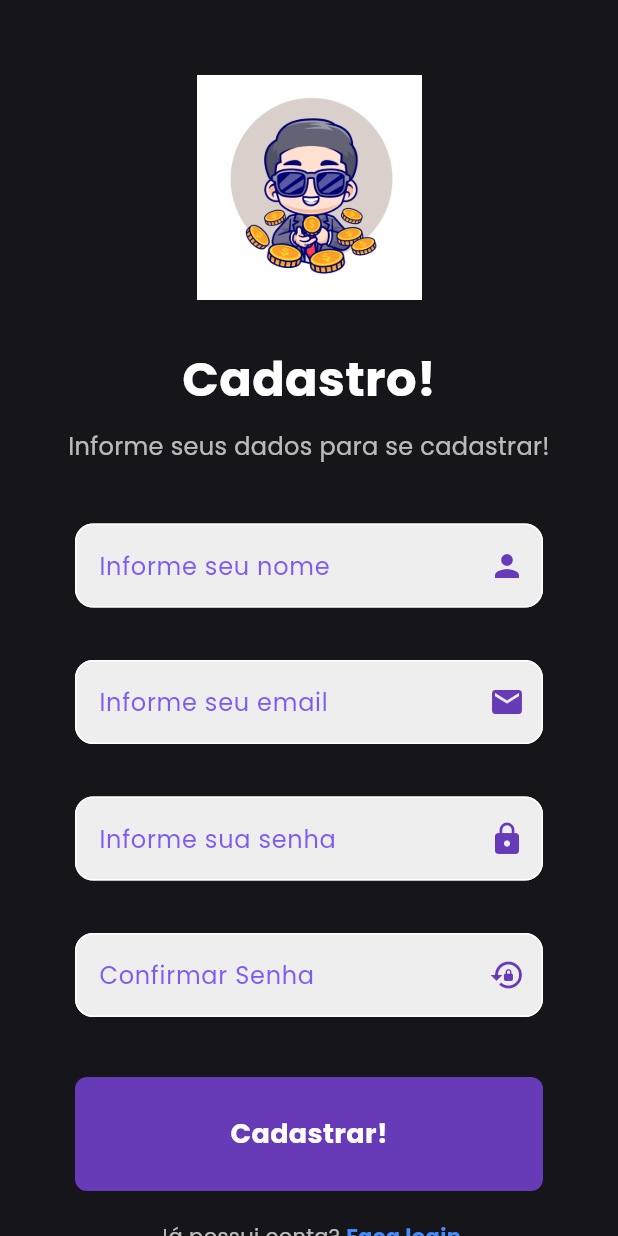
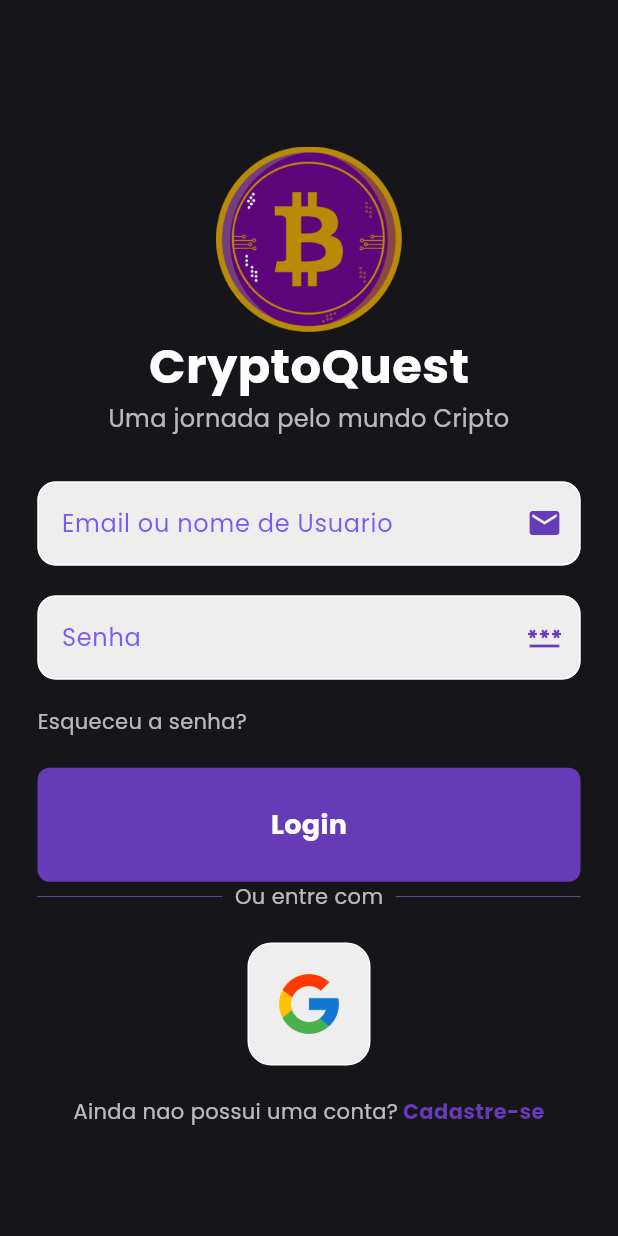
Before and after one commit to Campos-Caio/CryptoQuest, a Flutter app: the screen it shows after launch, on a phone screen of 412 x 824 dp. Run offline on Flutter 3.47's test engine with Material 3 defaults, Android fonts, the phone set to English and light mode, and no system bars; our stand-ins replace firebase_auth, firebase_core, fluttertoast, google_fonts; accounts and stored records are empty.

Commit message:
feat: Login de Usuario funcional

```diff
--- a/frontend/cryptoquest/lib/main.dart
+++ b/frontend/cryptoquest/lib/main.dart
@@ -1,4 +1,5 @@
 import 'package:cryptoquest/config/theme/app_theme.dart';
+import 'package:cryptoquest/presentation/pages/login_page.dart';
 import 'package:cryptoquest/presentation/pages/register_page.dart';
 import 'package:flutter/material.dart';
 import 'firebase_options.dart';
@@ -21,9 +22,10 @@
       title: "CryptoQuest",
       debugShowCheckedModeBanner: false,
       theme: AppTheme.appTheme,
-      initialRoute: '/register',
+      initialRoute: '/login',
       routes: {
         '/register': (context) => const RegisterPage(),
+        '/login' : (context) => LoginPage(),
       }
     );
   }
--- /dev/null
+++ b/frontend/cryptoquest/lib/presentation/pages/login_page.dart
@@ -0,0 +1,284 @@
+import 'dart:convert';
+import 'package:cryptoquest/presentation/widgets/my_button.dart';
+import 'package:cryptoquest/presentation/widgets/my_text_field.dart';
+import 'package:cryptoquest/presentation/widgets/square_tile.dart';
+import 'package:firebase_auth/firebase_auth.dart';
+import 'package:flutter/material.dart';
+import 'package:fluttertoast/fluttertoast.dart';
+import 'package:http/http.dart' as http;
+
+class LoginPage extends StatefulWidget {
+  const LoginPage({super.key});
+
+  @override
+  State<LoginPage> createState() => _LoginPageState();
+}
+
+class _LoginPageState extends State<LoginPage> {
+  // Controllers para os campos de text
+  final emailController = TextEditingController();
+  final passwordController = TextEditingController();
+
+  bool _isLoading = false;
+
+  @override
+  void dispose() {
+    // Dispose para liberar recursos
+    emailController.dispose();
+    passwordController.dispose();
+    super.dispose();
+  }
+
+  // Metodo para exibir imagens de erro ou sucesso ao usuario
+  void showMessage(String message, {bool isError = true}) {
+    Fluttertoast.showToast(
+      msg: message,
+      toastLength: Toast.LENGTH_LONG, // Mensagem longa
+      gravity: ToastGravity.BOTTOM, // Posição inferior
+      timeInSecForIosWeb: 3, // Duração para iOS/Web
+      backgroundColor: isError
+          ? Colors.redAccent
+          : Colors.green, // Cores diferentes para erro/sucesso
+      textColor: Colors.white,
+      fontSize: 16.0,
+    );
+  }
+
+  // Metodo de login principal
+  Future<void> signIn() async {
+    // Define o estado de carregamento para true e atualiza UI
+    setState(() {
+      _isLoading = true;
+    });
+
+    try {
+      // 1. Autenticar usuario no Firebase
+      // Tenta fazer login com as credenciais inseridas
+      UserCredential userCredential = await FirebaseAuth.instance
+          .signInWithEmailAndPassword(
+              email: emailController.text.trim(),
+              password: passwordController.text.trim());
+
+      if (userCredential.user != null) {
+        // 2.Obter o ID Token do Firebase
+        // Obtem o toke de ID que sera enviado ao backend
+        String? idToken = await userCredential.user!.getIdToken(true);
+        print(idToken);
+
+        // Verifica se o ID token foi obtido
+        if (idToken != null) {
+          // 3, Autenticar o ID Token no backend
+          // URL do endpoint de autenticacao no backend
+          final String backendUrlAuth =
+              'http://127.0.0.1:8000/auth/authenticate';
+
+          // Requisicao HTTP POST para o backend
+          final response = await http
+              .post(Uri.parse(backendUrlAuth), headers: <String, String>{
+            'Content-Type': 'application/json; charset=UTF-8',
+            'Authorization': 'Bearer $idToken',
+          });
+
+          if (response.statusCode == 200) {
+            showMessage("Login Realizado com sucesso!", isError: false);
+            Navigator.pushReplacementNamed(context, '/home');
+          } else {
+            final errorData = jsonDecode(response.body);
+            showMessage(
+                "Erro no backend: ${errorData['detail'] ?? 'Erro desconhecido!'}");
+          }
+        } else {
+          // Token nao foi obtido corretamente
+          showMessage("Erro: Token de Identificacao nao obtido!");
+        }
+      } else {
+        showMessage("Erro: Usuario nao encontrado apos login no Firebase!");
+      }
+    } on FirebaseAuthException catch (e) {
+      // Tratamento de erros especificos do FirebaseAuth
+      String message;
+
+      if (e.code == 'user-not-found') {
+        message = 'Nenhum Usuario foi encontrado com este email!';
+      } else if (e.code == 'wrong-password') {
+        message = 'Senha incorreta!';
+      } else if (e.code == 'invalid-email') {
+        message = 'O formato do email é inválido.';
+      } else if (e.code == 'network-request-failed') {
+        message = 'Erro de conexão: Verifique sua internet.';
+      }
+      if (e.code == 'invalid-email') {
+        message = 'Email Invalido!';
+      } else {
+        message = 'Erro de autenticação: ${e.message}';
+      }
+      showMessage(message);
+      print("FirebaseAuthException: ${e.code} - ${e.message}");
+    } catch (e) {
+      // Tratamento de outros erros gerais.
+      showMessage("Ocorreu um erro inesperado: $e");
+      print("Erro inesperado: $e"); // Para depuração
+    } finally {
+      //  Define o estado de carregamento de volta para false, independentemente do resultado.
+      setState(() {
+        _isLoading = false;
+      });
+    }
+  }
+
+  @override
+  Widget build(BuildContext context) {
+    final screenHeight = MediaQuery.of(context).size.height;
+
+    return Scaffold(
+      body: SafeArea(
+        child: Center(
+          child: SingleChildScrollView(
+            child: Column(
+              mainAxisAlignment: MainAxisAlignment.spaceAround,
+              children: [
+                SizedBox(
+                  height: screenHeight * 0.05,
+                ),
+                Image.asset(
+                  'assets/images/btc_purple.png',
+                  height: screenHeight * 0.15,
+                ),
+                Column(
+                  children: [
+                    Text(
+                      "CryptoQuest",
+                      style: TextStyle(
+                          fontSize: 32,
+                          fontWeight: FontWeight.bold,
+                          color: Colors.white),
+                    ),
+                    Text(
+                      "Uma jornada pelo mundo Cripto",
+                      style: TextStyle(fontSize: 16, color: Colors.white70),
+                      textAlign: TextAlign.center,
+                    ),
+                    SizedBox(
+                      height: screenHeight * 0.025,
+                    ),
+                    MyTextField(
+                      controller: emailController,
+                      hintText: "Email ou nome de Usuario",
+                      obscureText: false,
+                      icon: Icon(Icons.email),
+                    ),
+                    MyTextField(
+                      controller: passwordController,
+                      hintText: "Senha",
+                      obscureText: true,
+                      icon: Icon(Icons.password),
+                    ),
+                    SizedBox(
+                      height: screenHeight * 0.01,
+                    ),
+                    Padding(
+                      padding: const EdgeInsets.symmetric(horizontal: 25.0),
+                      child: Row(
+                        mainAxisAlignment: MainAxisAlignment.start,
+                        children: [
+                          Text(
+                            "Esqueceu a senha?",
+                            style: TextStyle(color: Colors.white70),
+                          ),
+                        ],
+                      ),
+                    ),
+                    SizedBox(
+                      height: screenHeight * 0.025,
+                    ),
+                    _isLoading
+                        ? CircularProgressIndicator(
+                            color:
+                                Colors.deepPurple) // Indicador de carregamento
+                        : MyButton(
+                            onTap: signIn,
+                            buttonCollor: Colors.deepPurple,
+                            text: "Login"),
+                    Column(
+                      children: [
+                        Padding(
+                          padding: EdgeInsetsGeometry.symmetric(horizontal: 25),
+                          child: Row(
+                            children: [
+                              Expanded(
+                                child: Divider(
+                                  thickness: 0.5,
+                                  color: Colors.deepPurple[400],
+                                ),
+                              ),
+                              Padding(
+                                padding: EdgeInsetsGeometry.symmetric(
+                                    horizontal: screenHeight * 0.01),
+                                child: Text(
+                                  "Ou entre com",
+                                  style: TextStyle(
+                                    color: Colors.white70,
+                                  ),
+                                ),
+                              ),
+                              Expanded(
+                                child: Divider(
+                                  thickness: 0.5,
+                                  color: Colors.deepPurple[400],
+                                ),
+                              ),
+                            ],
+                          ),
+                        ),
+                        SizedBox(
+                          height: screenHeight * 0.025,
+                        ),
+                        Row(
+                          mainAxisAlignment: MainAxisAlignment.center,
+                          children: [
+                            SquareTile(
+                                imagePath: "assets/images/google.png",
+                                auth: () {
+                                  // TODO auth com google
+                                }),
+                          ],
+                        )
+                      ],
+                    ),
+                    SizedBox(
+                      height: screenHeight * 0.025,
+                    ),
+                    Row(
+                      mainAxisAlignment: MainAxisAlignment.center,
+                      children: [
+                        const Text(
+                          'Ainda nao possui uma conta?',
+                          style: TextStyle(color: Colors.white70, fontSize: 14),
+                        ),
+                        GestureDetector(
+                          onTap: () {
+                            Navigator.pushReplacementNamed(
+                                context, "/register");
+                          },
+                          child: Text(
+                            " Cadastre-se",
+                            style: TextStyle(
+                                color: Colors.deepPurple,
+                                fontWeight: FontWeight.bold),
+                          ),
+                        ),
+                      ],
+                    ),
+                    SizedBox(
+                      height: screenHeight * 0.02,
+                    ),
+                  ],
+                ),
+              ],
+            ),
+          ),
+        ),
+      ),
+    );
+  }
+}
--- a/frontend/cryptoquest/lib/presentation/pages/register_page.dart
+++ b/frontend/cryptoquest/lib/presentation/pages/register_page.dart
@@ -3,7 +3,6 @@
 import 'package:cryptoquest/presentation/widgets/my_button.dart';
 import 'package:cryptoquest/presentation/widgets/my_text_field.dart';
 import 'package:flutter/material.dart';
-
 
 // Importe a tela de login se você já a tiver criada
 // import 'package:cryptoquest/presentation/pages/login_page.dart';
@@ -97,6 +96,7 @@
         _showMessage(
             'Registro concluido com sucesso! Bem vindo(a) ${responseBody['name']}',
             Colors.green);
+        // Navigator.pushReplacementNamed(context, "/home");
 
         // Limpar os campos do formulário após o sucesso
         nameController.clear();
@@ -215,7 +215,9 @@
                   ),
                   const SizedBox(width: 4),
                   GestureDetector(
-                    onTap: _handleRegister,
+                    onTap: () {
+                      Navigator.pushReplacementNamed(context, "/login");
+                    },
                     child: const Text(
                       "Faça login",
                       style: TextStyle(
--- /dev/null
+++ b/frontend/cryptoquest/lib/presentation/widgets/square_tile.dart
@@ -0,0 +1,24 @@
+import 'package:flutter/material.dart';
+
+class SquareTile extends StatelessWidget {
+  final String imagePath;
+  final Function()? auth;
+
+  const SquareTile({super.key, required this.imagePath, required this.auth});
+
+  @override
+  Widget build(BuildContext context) {
+    return GestureDetector(
+      onTap: auth,
+      child: Container(
+        padding: EdgeInsets.all(20),
+        decoration: BoxDecoration(
+          border: Border.all(color: Colors.white),
+          borderRadius: BorderRadius.circular(16),
+          color: Colors.grey[200],
+        ),
+        child: Image.asset(imagePath, height: 40),
+      ),
+    );
+  }
+}
--- a/frontend/cryptoquest/pubspec.yaml
+++ b/frontend/cryptoquest/pubspec.yaml
@@ -28,15 +28,17 @@
   firebase_core: ^3.1.0
   firebase_auth: ^5.1.0
   provider: ^6.0.1
-  google_sign_in: ^6.3.0
+  google_sign_in: ^7.0.0
   google_fonts: ^6.0.0
+  fluttertoast: ^8.0.0
+  http: ^1.0.0
 
 
 
 dev_dependencies:
   flutter_test:
     sdk: flutter
-  flutter_lints: ^5.0.0
+  flutter_lints: ^6.0.0
 
 
 flutter:
```
Also changed, not shown: frontend/cryptoquest/assets/images/btc_purple.png (added), frontend/cryptoquest/assets/images/google.png (added), 3 other files.
